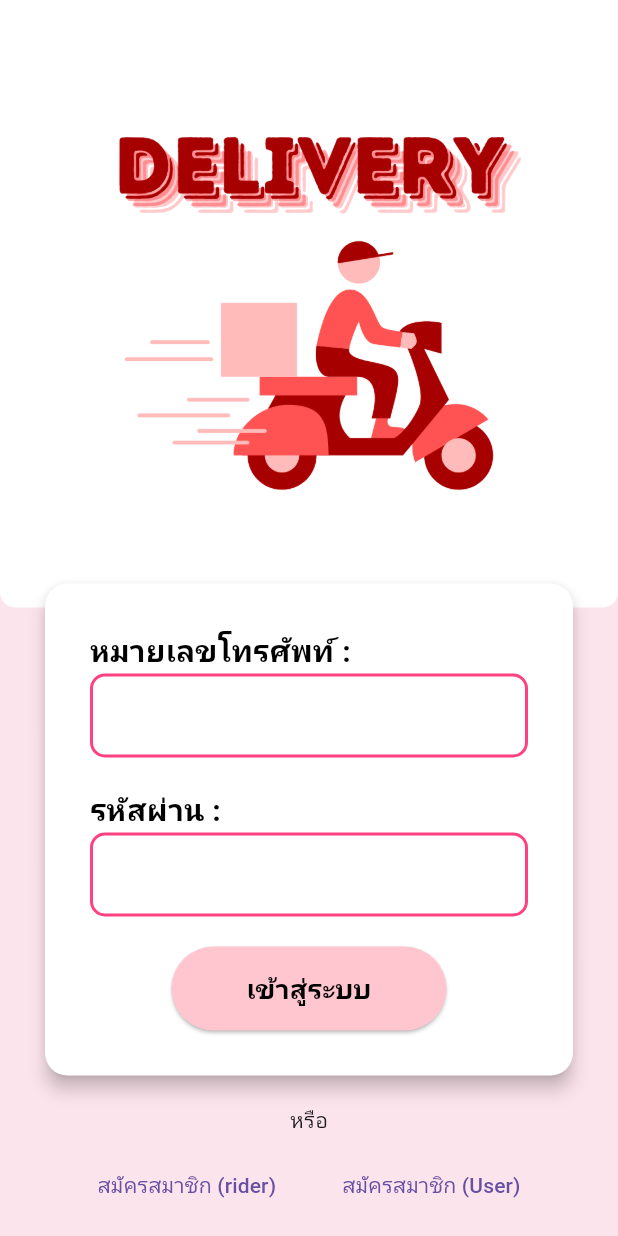
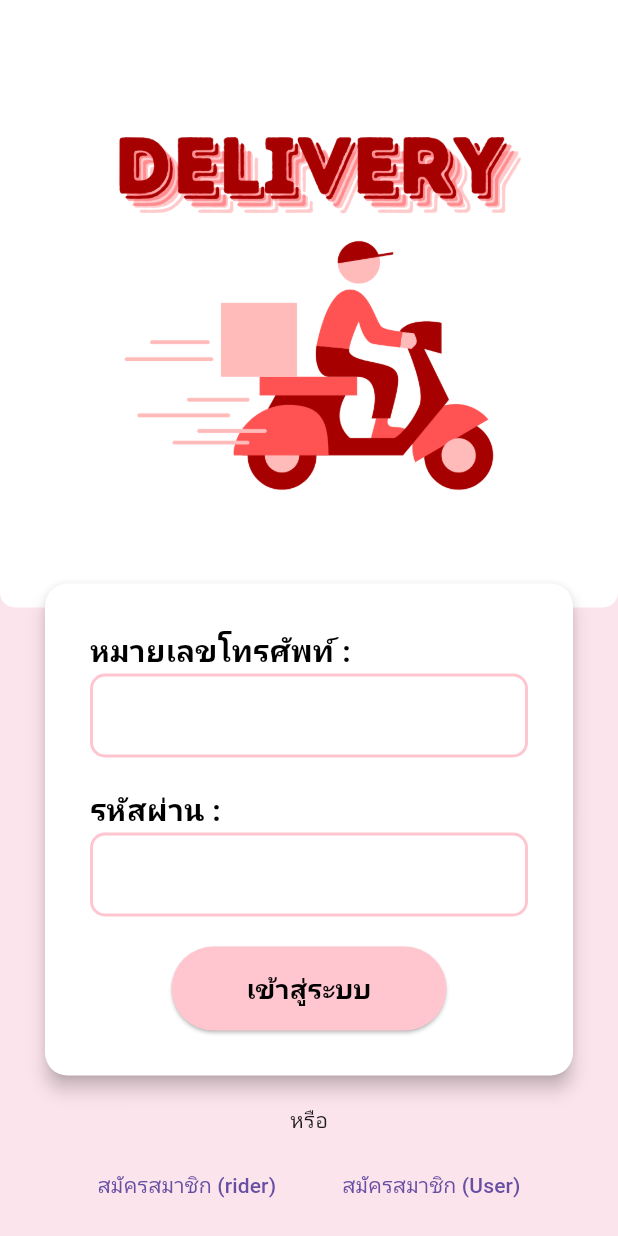
Before and after one commit to pitchazerothree/Delivery, a Flutter app: the screen it shows after launch, on a phone screen of 412 x 824 dp. Run offline on Flutter 3.47's test engine with Material 3 defaults, Android fonts, the light colour scheme and no system bars.

Commit message:
first commit

```diff
--- a/lib/pages/login.dart
+++ b/lib/pages/login.dart
@@ -70,14 +70,14 @@ class LoginPage extends StatelessWidget {
                                 enabledBorder: OutlineInputBorder(
                                   borderRadius: BorderRadius.circular(10),
                                   borderSide: const BorderSide(
-                                    color: Colors.pinkAccent,
+                                    color: Color.fromRGBO(255, 198, 207, 1),
                                     width: 2,
                                   ),
                                 ),
                                 focusedBorder: OutlineInputBorder(
                                   borderRadius: BorderRadius.circular(10),
                                   borderSide: const BorderSide(
-                                    color: Colors.pink,
+                                    color: Color.fromRGBO(255, 198, 207, 1),
                                     width: 2,
                                   ),
                                 ),
@@ -105,14 +105,14 @@ class LoginPage extends StatelessWidget {
                                 enabledBorder: OutlineInputBorder(
                                   borderRadius: BorderRadius.circular(10),
                                   borderSide: const BorderSide(
-                                    color: Colors.pinkAccent,
+                                    color: Color.fromRGBO(255, 198, 207, 1),
                                     width: 2,
                                   ),
                                 ),
                                 focusedBorder: OutlineInputBorder(
                                   borderRadius: BorderRadius.circular(10),
                                   borderSide: const BorderSide(
-                                    color: Colors.pink,
+                                    color: Color.fromRGBO(255, 198, 207, 1),
                                     width: 2,
                                   ),
                                 ),
```
